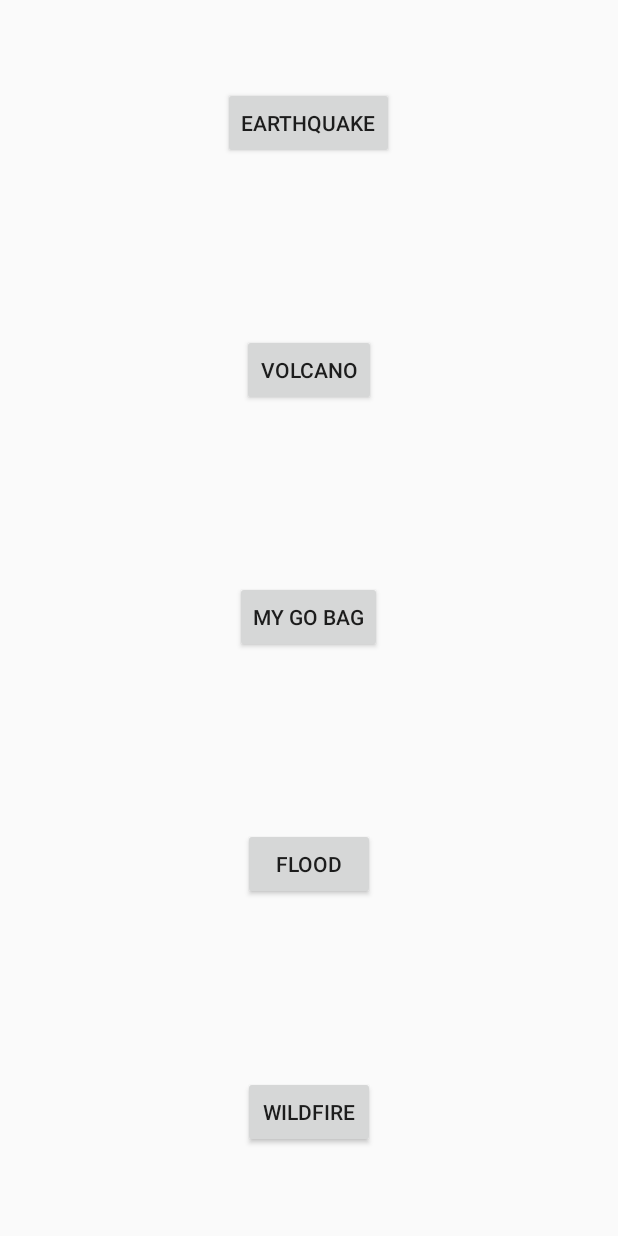
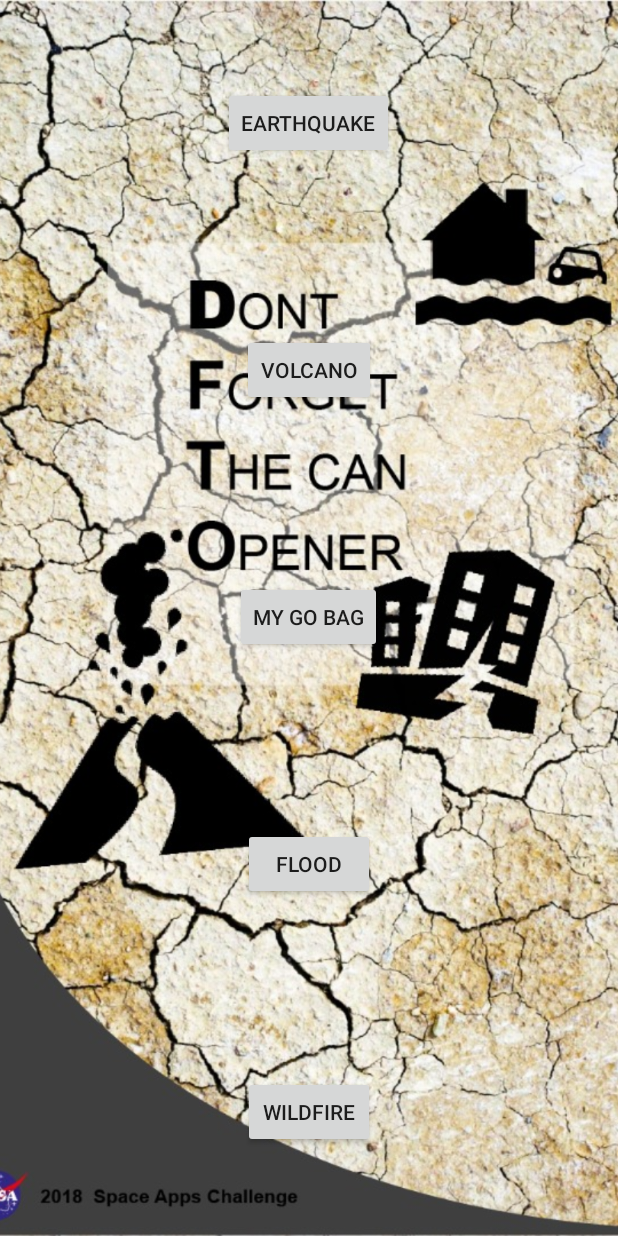
Before and after one commit to AngaKoko/SoS-Relief, an Android app: the screen it shows after launch (MainActivity), on a phone screen of 412 x 824 dp. Run offline under Robolectric (Android 15) with nearby library versions, the phone set to English and light mode, and no system bars.

Commit message:
Add background image

```diff
--- a/app/src/main/res/layout/activity_main.xml
+++ b/app/src/main/res/layout/activity_main.xml
@@ -1,12 +1,21 @@
 <?xml version="1.0" encoding="utf-8"?>
-<LinearLayout
+<RelativeLayout
     xmlns:android="http://schemas.android.com/apk/res/android"
     xmlns:tools="http://schemas.android.com/tools"
     android:layout_width="match_parent"
     android:layout_height="match_parent"
-    tools:context=".MainActivity"
+    tools:context=".MainActivity">
+
+    <ImageView
+        android:layout_width="match_parent"
+        android:layout_height="match_parent"
+        android:src="@drawable/background_image"
+        android:scaleType="centerCrop"/>
+
+    <LinearLayout
+        android:layout_width="match_parent"
+        android:layout_height="match_parent"
         android:orientation="vertical">
-
         <RelativeLayout
             android:layout_width="match_parent"
             android:layout_height="0dp"
@@ -66,5 +75,5 @@
                 android:text="@string/wildfire"
                 android:layout_centerInParent="true"/>
         </RelativeLayout>
-
     </LinearLayout>
+</RelativeLayout>
```
Also changed, not shown: app/src/main/res/drawable/background_image.jpg (added). Lines whose indentation alone changed are shown as unchanged.
